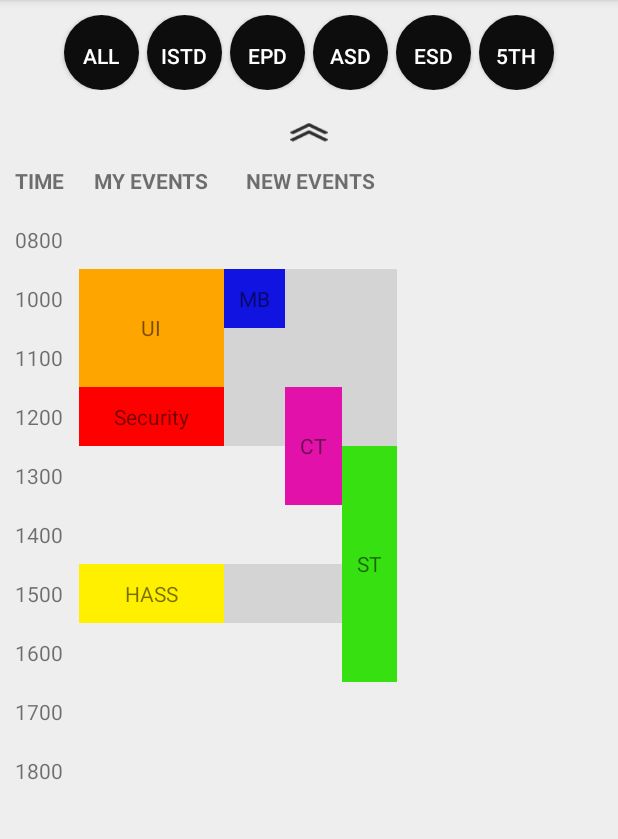
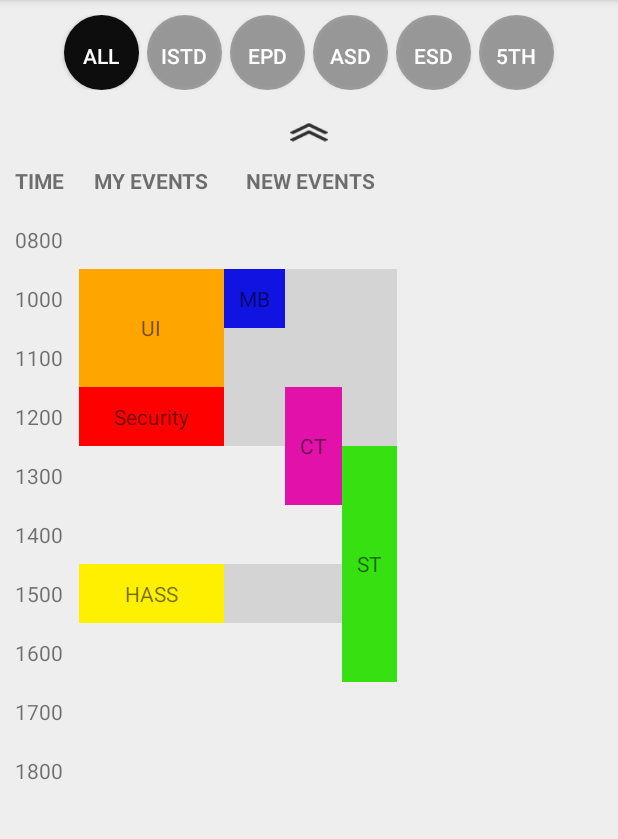
Before and after one commit to dabinlee708/Dots, an Android app: the CalendarActivity screen opened directly, with no data from a screen before it, after a tap on an icon or button, on a phone screen of 412 x 824 dp, the part 84-923 px from its top. Run offline under Robolectric (Android 15) with nearby library versions, the phone set to English and light mode, and no system bars.

Commit message:
Added filtering

```diff
--- a/app/src/main/java/com/projects/ui/tldr/CalendarActivity.java
+++ b/app/src/main/java/com/projects/ui/tldr/CalendarActivity.java
@@ -17,6 +17,9 @@ import android.widget.RelativeLayout;
 import android.widget.ScrollView;
 import android.widget.TextView;
 
+import java.sql.Array;
+import java.util.ArrayList;
+
 public class CalendarActivity extends AppCompatActivity{
     private float x1,x2;
     static final int MIN_DISTANCE = 150;
@@ -31,12 +34,64 @@ public class CalendarActivity extends AppCompatActivity{
                 if (toolbar.getVisibility() == View.GONE) {
                     toolbar.setVisibility(View.VISIBLE);
                     caret.setImageResource(R.drawable.caretup);
-                } else{
+                } else {
                     toolbar.setVisibility(View.GONE);
                     caret.setImageResource(R.drawable.caretdown);
                 }
             }
         });
+
+
+        final Button[] blist = {(Button)findViewById(R.id.ISTD),
+                (Button)findViewById(R.id.EPD),
+                (Button)findViewById(R.id.ASD),
+                (Button)findViewById(R.id.ESD),
+                (Button)findViewById(R.id.fifth)};
+        final TextView[] tlist = {(TextView) findViewById(R.id.musicbox),
+                            (TextView) findViewById(R.id.study),
+                            (TextView) findViewById(R.id.chill)};
+
+        //SET ONCLICK FUNCTION FOR ALL
+        Button b = (Button) findViewById(R.id.ALL);
+        b.setOnClickListener(new View.OnClickListener() {
+            public void onClick(View v) {
+                v.setBackgroundResource(R.drawable.circlebuttonselected);
+                for (Button i: blist){
+                    i.setBackgroundResource(R.drawable.circlebuttondeselected);
+                }
+                for (TextView j: tlist){
+                    j.setVisibility(View.VISIBLE);
+                }
+            }
+        });
+        //SET ONCLICK FUNCTION FOR ALL OTHER BUTTONS
+        for (Button i:blist){
+            i.setOnClickListener(new View.OnClickListener() {
+                public void onClick(View v) {
+                    Button b = (Button)v;
+                    Log.d("mytag", "onClick:button" + b.getText());
+
+                    findViewById(R.id.ALL).setBackgroundResource(R.drawable.circlebuttondeselected);
+                    v.setBackgroundResource(R.drawable.circlebuttonselected);
+                    for (TextView j: tlist) {
+                        j.setVisibility(View.GONE);
+                    }
+
+                    //THIS LINE OF CODE DOESN'T WORK FOR SOME REASON
+                    if(b.getText()=="ISTD"){
+                        findViewById(R.id.study).setVisibility(View.VISIBLE);
+                    }
+                    //THIS LINE OF CODE DOESN'T WROK
+                    else if(b.getText()=="5th"){
+                        findViewById(R.id.chill).setVisibility(View.VISIBLE);
+                        findViewById(R.id.musicbox).setVisibility(View.VISIBLE);
+                    }
+                    else{
+
+                    }
+                }
+            });
+        }
     }
 
     @Override
@@ -66,8 +121,28 @@ public class CalendarActivity extends AppCompatActivity{
         return super.onTouchEvent(event);
     }
 
+    public void onClick(Button b){
+        Log.d("mytag", "onClick:button" + b.getText());
+        Button[] blist = {(Button)findViewById(R.id.ISTD),
+                (Button)findViewById(R.id.EPD),
+                (Button)findViewById(R.id.ASD),
+                (Button)findViewById(R.id.ESD),
+                (Button)findViewById(R.id.fifth)};
+
+        if (b.getText()=="ALL"){
+            for (Button i : blist){
+                i.setBackgroundResource(R.drawable.circlebuttondeselected);
+            }
+        }
+        else{
+            Button button = (Button)findViewById(R.id.ALL);
+            button.setBackgroundResource(R.drawable.circlebuttondeselected);
+            b.setBackgroundResource(R.drawable.circlebuttonselected);
+        }
+    }
+
     public void onClick(View v) {
-        Log.d("mytag", "onClick:UI" + v.getId());
+        Log.d("mytag", "onClick:text" + v.getId());
         TextView text = (TextView) findViewById(v.getId());
 
         final TextView selection = (TextView) findViewById(R.id.selected);
@@ -124,4 +199,7 @@ public class CalendarActivity extends AppCompatActivity{
 
 
     }
+
+
+
 }
--- a/app/src/main/res/drawable/circlebutton.xml
+++ /dev/null
@@ -1,14 +0,0 @@
-<?xml version="1.0" encoding="utf-8"?>
-<shape xmlns:android="http://schemas.android.com/apk/res/android"
-    android:shape="rectangle">
-    <corners android:radius="1000dp" />
-    <solid android:color="#0d0d0d" />
-    <!--<stroke-->
-        <!--android:width="2dip"-->
-        <!--android:color="#03ae3c" />-->
-    <padding
-        android:bottom="4dp"
-        android:left="4dp"
-        android:right="4dp"
-        android:top="4dp" />
-</shape>
--- /dev/null
+++ b/app/src/main/res/drawable/circlebuttondeselected.xml
@@ -0,0 +1,14 @@
+<?xml version="1.0" encoding="utf-8"?>
+<shape xmlns:android="http://schemas.android.com/apk/res/android"
+    android:shape="rectangle">
+    <corners android:radius="1000dp" />
+    <solid android:color="#550d0d0d" />
+    <!--<stroke-->
+    <!--android:width="2dip"-->
+    <!--android:color="#03ae3c" />-->
+    <padding
+        android:bottom="4dp"
+        android:left="4dp"
+        android:right="4dp"
+        android:top="4dp" />
+</shape>
--- /dev/null
+++ b/app/src/main/res/drawable/circlebuttonselected.xml
@@ -0,0 +1,14 @@
+<?xml version="1.0" encoding="utf-8"?>
+<shape xmlns:android="http://schemas.android.com/apk/res/android"
+    android:shape="rectangle">
+    <corners android:radius="1000dp" />
+    <solid android:color="#0d0d0d" />
+    <!--<stroke-->
+        <!--android:width="2dip"-->
+        <!--android:color="#03ae3c" />-->
+    <padding
+        android:bottom="4dp"
+        android:left="4dp"
+        android:right="4dp"
+        android:top="4dp" />
+</shape>
--- a/app/src/main/res/layout/activity_calendar.xml
+++ b/app/src/main/res/layout/activity_calendar.xml
@@ -27,54 +27,60 @@
             <Button
                 android:layout_width="50dp"
                 android:layout_height="50dp"
-                android:background="@drawable/circlebutton"
+                android:background="@drawable/circlebuttonselected"
                 android:paddingTop="8dp"
                 android:text="ALL"
                 android:textColor="#fff"
-                android:layout_marginRight="5dp" />
+                android:layout_marginRight="5dp"
+                android:id="@+id/ALL"/>
 
             <Button
                 android:layout_width="50dp"
                 android:layout_height="50dp"
-                android:background="@drawable/circlebutton"
+                android:background="@drawable/circlebuttondeselected"
                 android:paddingTop="8dp"
                 android:text="ISTD"
                 android:textColor="#fff"
-                android:layout_marginRight="5dp" />
+                android:layout_marginRight="5dp"
+                android:id="@+id/ISTD"/>
 
             <Button
                 android:layout_width="50dp"
                 android:layout_height="50dp"
-                android:background="@drawable/circlebutton"
+                android:background="@drawable/circlebuttondeselected"
                 android:paddingTop="8dp"
                 android:text="EPD"
                 android:textColor="#fff"
-                android:layout_marginRight="5dp" />
+                android:layout_marginRight="5dp"
+                android:id="@+id/EPD"/>
 
             <Button
                 android:layout_width="50dp"
                 android:layout_height="50dp"
-                android:background="@drawable/circlebutton"
+                android:background="@drawable/circlebuttondeselected"
                 android:paddingTop="8dp"
                 android:text="ASD"
                 android:textColor="#fff"
-                android:layout_marginRight="5dp" />
+                android:layout_marginRight="5dp"
+                android:id="@+id/ASD"/>
 
             <Button
                 android:layout_width="50dp"
                 android:layout_height="50dp"
-                android:background="@drawable/circlebutton"
+                android:background="@drawable/circlebuttondeselected"
                 android:paddingTop="8dp"
                 android:text="ESD"
                 android:textColor="#fff"
-                android:layout_marginRight="5dp" />
+                android:layout_marginRight="5dp"
+                android:id="@+id/ESD"/>
             <Button
                 android:layout_width="50dp"
                 android:layout_height="50dp"
-                android:background="@drawable/circlebutton"
+                android:background="@drawable/circlebuttondeselected"
                 android:paddingTop="8dp"
                 android:text="5th"
-                android:textColor="#fff"/>
+                android:textColor="#fff"
+                android:id="@+id/fifth"/>
         </LinearLayout>
         <ImageView
             android:layout_width="25dp"
```
